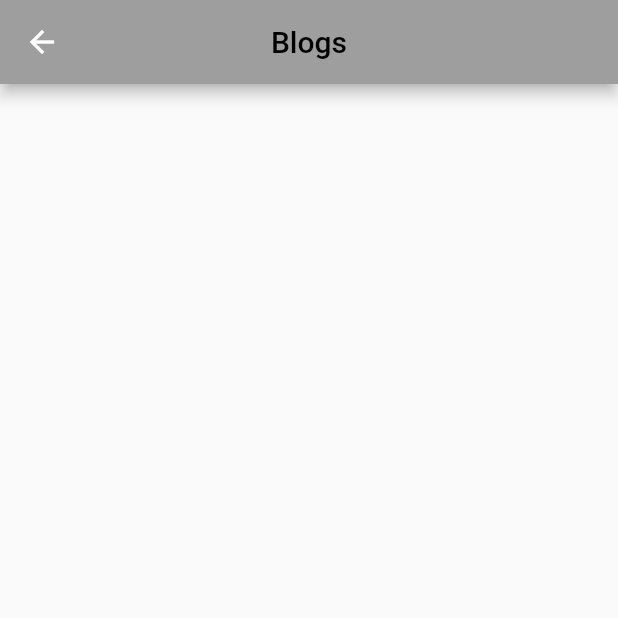
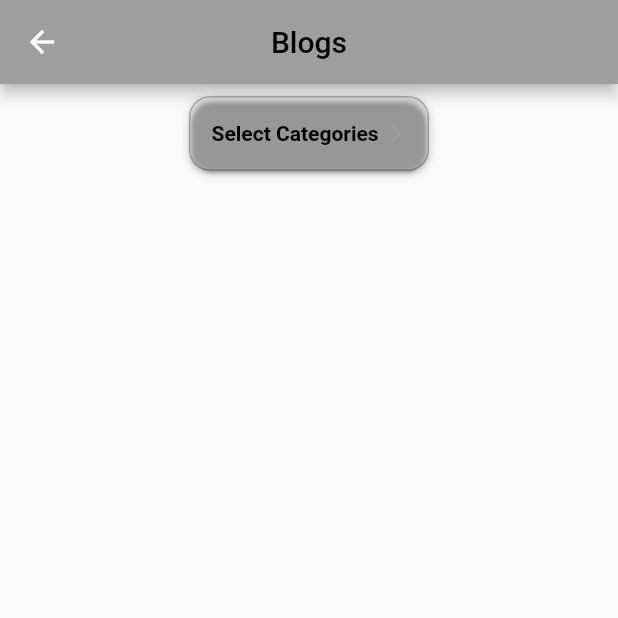
Before and after one commit to nextive-rahim/riverpood, a Flutter app: the BlogsListPage screen opened by its route, on a phone screen of 412 x 824 dp, the top half of it. Run offline on Flutter 3.47's test engine with Material 2 defaults, Android fonts, the phone set to English and light mode, and no system bars; drawn by our look-alikes of dropdown_button2; our stand-ins replace dartz, dio, flutter_riverpod, go_router, logger; network calls fail.

Commit message:
Fixed : Added common dropdown button.

```diff
--- a/lib/src/feature/blog/blogs/presentation/pages/blogs_list_page.dart
+++ b/lib/src/feature/blog/blogs/presentation/pages/blogs_list_page.dart
@@ -42,6 +42,31 @@ class _BlogsListPageState extends ConsumerState<BlogsListPage> {
           //         ? _BlogsListBuilder(blogs: state.data!)
           //         : const Center(child: Text('Error')),
 
+          Column(
+        children: [
+          Container(
+            child: blogCategories.when(
+              data: ((data) {
+                return Container(
+                  margin: const EdgeInsets.symmetric(
+                    horizontal: 16,
+                    vertical: 8,
+                  ),
+                  child: CommonDropdownButton(
+                    onChanged: (value) {
+                      ref.read(dropdownValueProvider.notifier).state = value!;
+                    },
+                    items: data.map((e) => e.name).toList(),
+                  ),
+                );
+              }),
+              error: ((error, stackTrace) {
+                return Text(error.toString());
+              }),
+              loading: (() {
+                return const BlogCategoriesLoadingShimmer();
+              }),
+            ),
           ),
           Expanded(
             child: RefreshIndicator(
--- /dev/null
+++ b/lib/src/feature/widget/common_dropdown_button.dart
@@ -0,0 +1,112 @@
+import 'package:dropdown_button2/dropdown_button2.dart';
+import 'package:flutter/material.dart';
+import 'package:flutter_riverpod/flutter_riverpod.dart';
+
+final dropdownValueProvider = StateProvider<dynamic>((ref) {
+  return null;
+});
+
+class CommonDropdownButton extends ConsumerStatefulWidget {
+  const CommonDropdownButton({
+    Key? key,
+    required this.items,
+    required this.onChanged,
+  }) : super(key: key);
+  final List<String?> items;
+  final ValueChanged<Object?>? onChanged;
+
+  @override
+  ConsumerState<CommonDropdownButton> createState() => _MyHomePageState();
+}
+
+class _MyHomePageState extends ConsumerState<CommonDropdownButton> {
+  @override
+  Widget build(BuildContext context) {
+    final seletedDropdownItem = ref.watch(dropdownValueProvider);
+    return Center(
+      child: DropdownButtonHideUnderline(
+        child: DropdownButton2(
+          isExpanded: true,
+          hint: Row(
+            children: const [
+              Expanded(
+                child: Text(
+                  'Select Categories',
+                  style: TextStyle(
+                    fontSize: 14,
+                    fontWeight: FontWeight.bold,
+                    color: Colors.black,
+                  ),
+                  overflow: TextOverflow.ellipsis,
+                ),
+              ),
+            ],
+          ),
+          value: seletedDropdownItem,
+          items: widget.items
+              .map((item) => DropdownMenuItem<String>(
+                    value: item,
+                    child: Text(
+                      item!,
+                      style: const TextStyle(
+                        fontSize: 14,
+                        fontWeight: FontWeight.bold,
+                        color: Colors.black,
+                      ),
+                      overflow: TextOverflow.ellipsis,
+                    ),
+                  ))
+              .toList(),
+          onChanged: widget.onChanged,
+          buttonStyleData: ButtonStyleData(
+            height: 50,
+            width: 160,
+            padding: const EdgeInsets.only(
+              left: 14,
+              right: 14,
+            ),
+            decoration: BoxDecoration(
+              borderRadius: BorderRadius.circular(14),
+              border: Border.all(
+                color: Colors.black26,
+              ),
+              // color: Colors.redAccent,
+            ),
+            elevation: 2,
+          ),
+          iconStyleData: const IconStyleData(
+            icon: Icon(
+              Icons.arrow_forward_ios_outlined,
+            ),
+            iconSize: 14,
+            iconEnabledColor: Colors.black,
+            iconDisabledColor: Colors.grey,
+          ),
+          dropdownStyleData: DropdownStyleData(
+            maxHeight: 200,
+            width: 200,
+            padding: null,
+            decoration: BoxDecoration(
+              borderRadius: BorderRadius.circular(14),
+              color: Colors.white,
+            ),
+            elevation: 8,
+            offset: const Offset(-20, 0),
+            scrollbarTheme: ScrollbarThemeData(
+              radius: const Radius.circular(40),
+              thickness: MaterialStateProperty.all<double>(6),
+              thumbVisibility: MaterialStateProperty.all<bool>(true),
+            ),
+          ),
+          menuItemStyleData: const MenuItemStyleData(
+            height: 40,
+            padding: EdgeInsets.only(
+              left: 14,
+              right: 14,
+            ),
+          ),
+        ),
+      ),
+    );
+  }
+}
```
